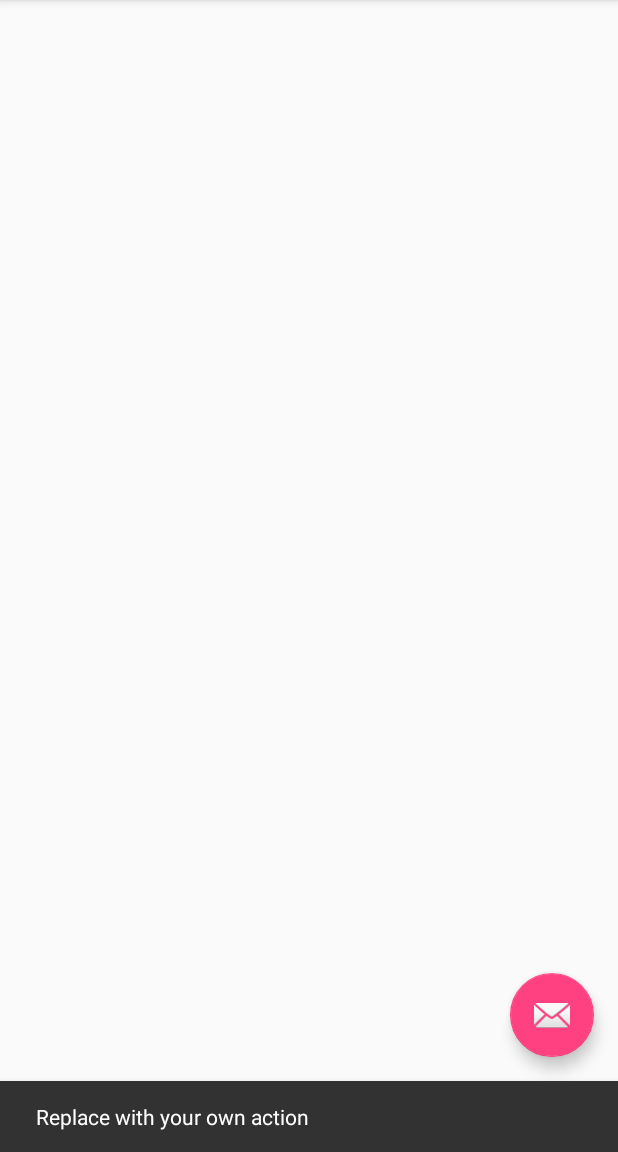
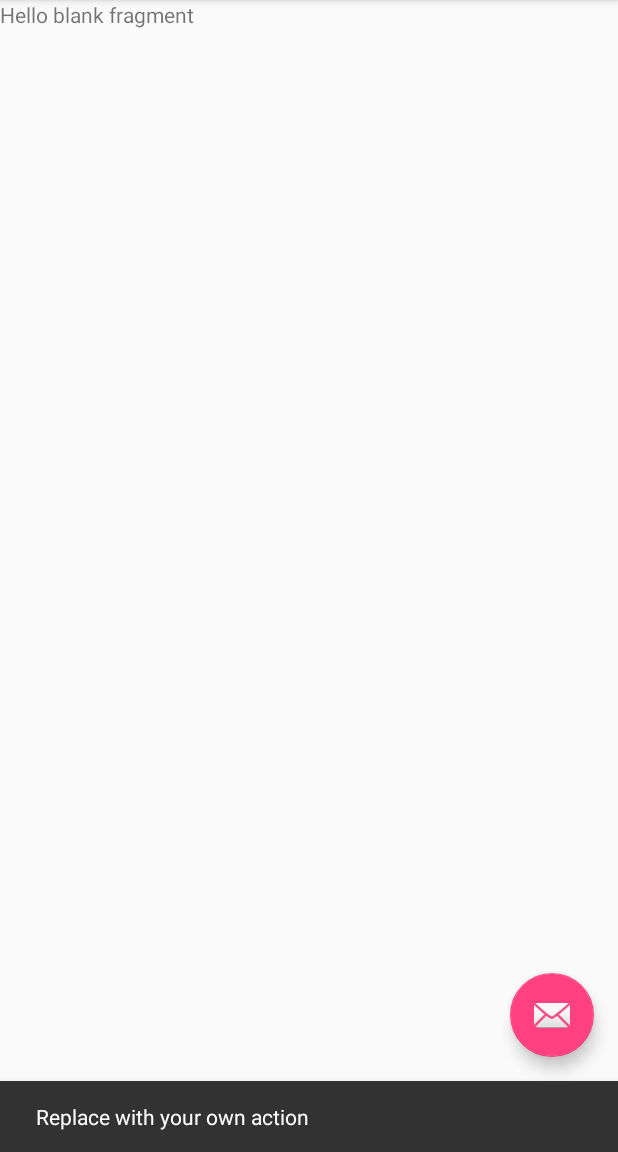
Before and after one commit to Rutth/task, an Android app: the MainActivity screen opened directly, with no data from a screen before it, after a tap on an icon or button, on a phone screen of 412 x 824 dp, the part 84-1236 px from its top. Run offline under Robolectric (Android 15) with nearby library versions, the phone set to English and light mode, and no system bars.

Commit message:
Task functions

```diff
--- a/app/src/main/AndroidManifest.xml
+++ b/app/src/main/AndroidManifest.xml
@@ -12,7 +12,7 @@
         <activity
             android:name=".views.MainActivity"
             android:label="@string/app_name"
-            android:theme="@style/AppTheme.NoActionBar"></activity>
+            android:theme="@style/AppTheme.NoActionBar" />
         <activity android:name=".views.RegisterActivity">
 
         </activity>
@@ -23,6 +23,7 @@
                 <category android:name="android.intent.category.LAUNCHER" />
             </intent-filter>
         </activity>
+        <activity android:name=".views.TaskFormActivity"></activity>
     </application>
 
 </manifest>
--- /dev/null
+++ b/app/src/main/java/com/ruthb/task/entities/PriorityEntity.kt
@@ -0,0 +1,3 @@
+package com.ruthb.task.entities
+
+data class PriorityEntity(val id: Int, val description: String)
--- a/app/src/main/java/com/ruthb/task/views/MainActivity.kt
+++ b/app/src/main/java/com/ruthb/task/views/MainActivity.kt
@@ -1,17 +1,23 @@
 package com.ruthb.task.views
 
+import android.content.Intent
 import android.os.Bundle
 import android.support.design.widget.Snackbar
 import android.support.design.widget.NavigationView
+import android.support.v4.app.Fragment
 import android.support.v4.view.GravityCompat
 import android.support.v7.app.ActionBarDrawerToggle
 import android.support.v7.app.AppCompatActivity
 import android.view.MenuItem
 import com.ruthb.task.R
+import com.ruthb.task.constants.TaskConstants
+import com.ruthb.task.util.SecurityPreferences
 import kotlinx.android.synthetic.main.activity_main.*
 import kotlinx.android.synthetic.main.app_bar_main.*
 
 class MainActivity : AppCompatActivity(), NavigationView.OnNavigationItemSelectedListener {
+
+    private lateinit var mSecurityPreferences: SecurityPreferences
 
     override fun onCreate(savedInstanceState: Bundle?) {
         super.onCreate(savedInstanceState)
@@ -29,6 +35,9 @@ class MainActivity : AppCompatActivity(), NavigationView.OnNavigationItemSelecte
         toggle.syncState()
 
         nav_view.setNavigationItemSelectedListener(this)
+        mSecurityPreferences = SecurityPreferences(this)
+
+        startDefaultFragment()
     }
 
     override fun onBackPressed() {
@@ -56,20 +65,43 @@ class MainActivity : AppCompatActivity(), NavigationView.OnNavigationItemSelecte
     }
 
     override fun onNavigationItemSelected(item: MenuItem): Boolean {
-        // Handle navigation view item clicks here.
+        var fragment: Fragment? = null
+
         when (item.itemId) {
             R.id.nav_done -> {
-                // Handle the camera action
+                fragment = TaskListFragment.newInstance()
             }
             R.id.nav_todo -> {
-
+                fragment = TaskListFragment.newInstance()
             }
             R.id.nav_logout -> {
+                handleLogout()
+            }
 
-            }
         }
+
+        if(fragment != null){
+            val fragmentManager = supportFragmentManager
+            fragmentManager.beginTransaction().replace(R.id.frameContent, fragment).commit()
+        }
+
 
         drawer_layout.closeDrawer(GravityCompat.START)
         return true
     }
+
+    private fun handleLogout(){
+
+        mSecurityPreferences.removeStoredString(TaskConstants.KEY.USER_ID)
+        mSecurityPreferences.removeStoredString(TaskConstants.KEY.USER_NAME)
+        mSecurityPreferences.removeStoredString(TaskConstants.KEY.USER_EMAIL)
+
+        startActivity(Intent(this, LoginActivity::class.java))
+        finish()
+    }
+    private fun startDefaultFragment(){
+        var fragment: Fragment = TaskListFragment.newInstance()
+
+        supportFragmentManager.beginTransaction().replace(R.id.frameContent, fragment).commit()
+    }
 }
--- /dev/null
+++ b/app/src/main/java/com/ruthb/task/views/TaskListFragment.kt
@@ -0,0 +1,32 @@
+package com.ruthb.task.views
+
+import android.content.Context
+import android.net.Uri
+import android.os.Bundle
+import android.support.v4.app.Fragment
+import android.view.LayoutInflater
+import android.view.View
+import android.view.ViewGroup
+
+import com.ruthb.task.R
+
+class TaskListFragment : Fragment() {
+
+
+    override fun onCreate(savedInstanceState: Bundle?) {
+        super.onCreate(savedInstanceState)
+
+    }
+
+    override fun onCreateView(inflater: LayoutInflater, container: ViewGroup?,
+                              savedInstanceState: Bundle?): View? {
+        // Inflate the layout for this fragment
+        return inflater.inflate(R.layout.fragment_task_list, container, false)
+    }
+
+    companion object {
+        fun newInstance(): TaskListFragment{
+            return TaskListFragment()
+        }
+    }
+}
--- a/app/src/main/res/layout/app_bar_main.xml
+++ b/app/src/main/res/layout/app_bar_main.xml
@@ -20,7 +20,13 @@
 
     </android.support.design.widget.AppBarLayout>
 
-    <!--<include layout="@layout/content_main" />-->
+    <FrameLayout
+        android:id="@+id/frameContent"
+        android:layout_width="match_parent"
+        android:layout_height="match_parent"
+        app:layout_behavior="@string/appbar_scrolling_view_behavior">
+
+    </FrameLayout>
 
     <android.support.design.widget.FloatingActionButton
         android:id="@+id/fab"
--- /dev/null
+++ b/app/src/main/res/layout/fragment_task_list.xml
@@ -0,0 +1,14 @@
+<?xml version="1.0" encoding="utf-8"?>
+<FrameLayout xmlns:android="http://schemas.android.com/apk/res/android"
+    xmlns:tools="http://schemas.android.com/tools"
+    android:layout_width="match_parent"
+    android:layout_height="match_parent"
+    tools:context=".views.TaskListFragment">
+
+    <!-- TODO: Update blank fragment layout -->
+    <TextView
+        android:layout_width="match_parent"
+        android:layout_height="match_parent"
+        android:text="@string/hello_blank_fragment" />
+
+</FrameLayout>
--- a/app/src/main/res/values/strings.xml
+++ b/app/src/main/res/values/strings.xml
@@ -15,4 +15,8 @@
     <string name="email_existente">E-mail existente</string>
     <string name="entrar">Entrar</string>
     <string name="usuario_senha_incorreto">Usuário ou senha incorretos</string>
+
+    <!-- TODO: Remove or change this placeholder text -->
+    <string name="hello_blank_fragment">Hello blank fragment</string>
+    <string name="descricao">Descrição</string>
 </resources>
```
Also changed, not shown: app/src/main/java/com/ruthb/task/business/PriorityBusiness.kt (added, +12 -0 lines), app/src/main/java/com/ruthb/task/business/TaskBusiness.kt (added, +14 -0 lines), app/src/main/java/com/ruthb/task/constants/DatabaseConstants.kt (+22 -0 lines), app/src/main/java/com/ruthb/task/entities/TaskEntity.kt (added, +8 -0 lines), app/src/main/java/com/ruthb/task/repository/PriorityRepository.kt (added, +49 -0 lines), app/src/main/java/com/ruthb/task/repository/TaskDatabaseHelper.kt (+34 -0 lines), app/src/main/java/com/ruthb/task/repository/TaskRepository.kt (added, +116 -0 lines), app/src/main/java/com/ruthb/task/views/LoginActivity.kt (+17 -0 lines), app/src/main/java/com/ruthb/task/views/TaskFormActivity.kt (added, +13 -0 lines), app/src/main/res/layout/activity_task_form.xml (added, +54 -0 lines).
